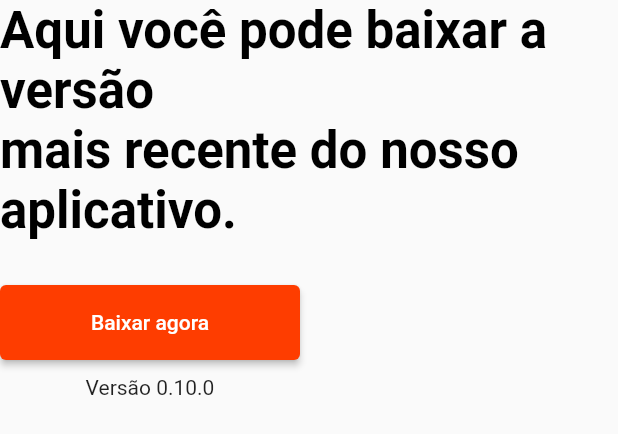
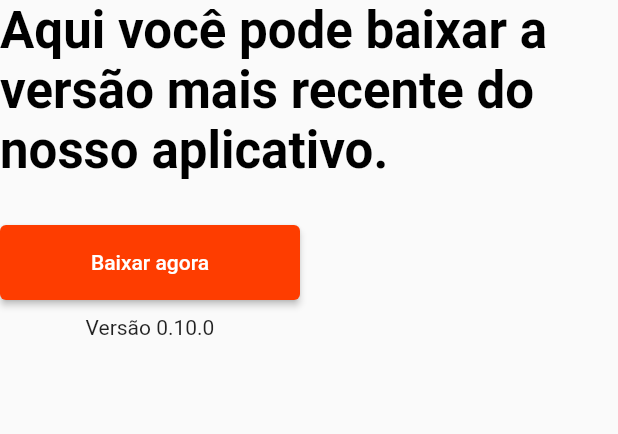
Before and after one commit to manga-easy/manga_easy_landing_page, a Flutter app: the DownloadApp widget shown alone on an empty page, opened directly with empty values, on a phone screen of 412 x 824 dp. Shown: the top 434 px of the screen. Run offline on Flutter 3.47's test engine with Material 2 defaults, Android fonts, the phone set to English and light mode, and no system bars; network calls fail; statements that could not run were skipped.

Commit message:
remove line break

```diff
--- a/lib/src/presenter/widgets/download_app.dart
+++ b/lib/src/presenter/widgets/download_app.dart
@@ -29,7 +29,7 @@ class DownloadApp extends StatelessWidget {
                 SizedBox(
                   width: width,
                   child: Text(
-                    'Aqui você pode baixar a versão\nmais recente do nosso\naplicativo.',
+                    'Aqui você pode baixar a versão mais recente do nosso aplicativo.',
                     textAlign: textAlign ?? TextAlign.start,
                     style: Theme.of(context).textTheme.headlineMedium!.copyWith(
                         color: Colors.black, fontWeight: FontWeight.bold),
```
